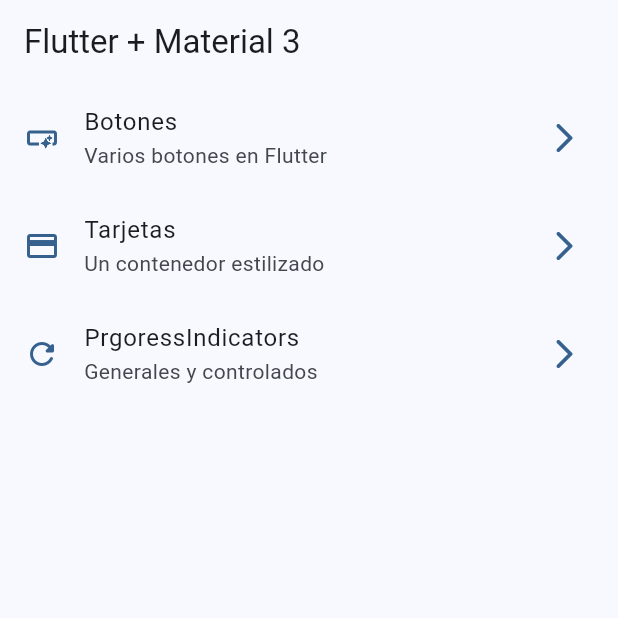
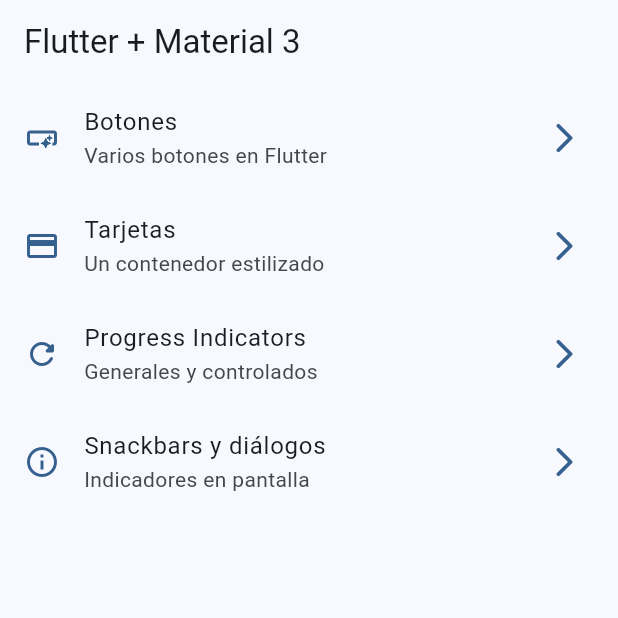
Before and after one commit to Klerith/flutter-widgets-app, a Flutter app: the screen it shows after launch, on a phone screen of 412 x 824 dp, the top half of it. Run offline on Flutter 3.47's test engine with Material 2 defaults, Android fonts, the light colour scheme and no system bars; our stand-ins replace go_router.

Commit message:
snackbars dialogs terminado

```diff
--- a/lib/config/menu/menu_items.dart
+++ b/lib/config/menu/menu_items.dart
@@ -33,11 +33,18 @@
   ),
 
   MenuItem(
-    title: 'PrgoressIndicators',
+    title: 'Progress Indicators',
     subTitle: 'Generales y controlados',
     link: '/progress',
     icon: Icons.refresh_rounded
   ),
 
+  MenuItem(
+    title: 'Snackbars y diálogos',
+    subTitle: 'Indicadores en pantalla',
+    link: '/snackbars',
+    icon: Icons.info_outline
+  ),
+
 
 ];
--- a/lib/config/router/app_router.dart
+++ b/lib/config/router/app_router.dart
@@ -29,5 +29,11 @@
       name: ProgressScreen.name,
       builder: (context, state) => const ProgressScreen(),
     ),
+
+    GoRoute(
+      path: '/snackbars',
+      name: SnackbarScreen.name,
+      builder: (context, state) => const SnackbarScreen(),
+    ),
   ],
 );
--- a/lib/main.dart
+++ b/lib/main.dart
@@ -12,6 +12,7 @@
   @override
   Widget build(BuildContext context) {
     return MaterialApp.router(
+      title: 'Flutter Widgets',
       routerConfig: appRouter,
       debugShowCheckedModeBanner: false,
       theme: AppTheme(selectedColor: 0).getTheme(),
```
Also changed, not shown: lib/presentation/screens/snackbar/snackbar_screen.dart (+69 -1 lines).
